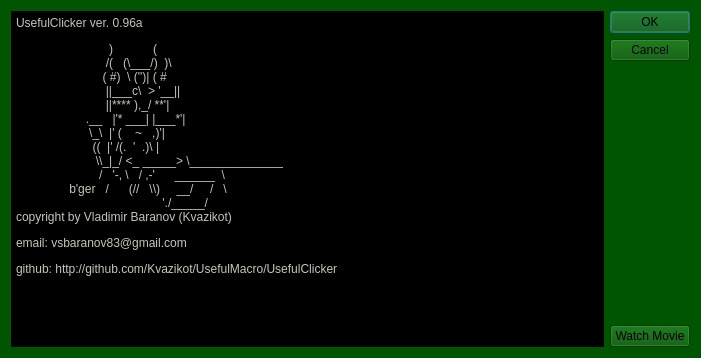
Before: the Qt Designer form UsefulClicker32/UsefulClicker32/ui/aboutbox.ui in Kvazikot/UsefulClicker, drawn with Qt 5.
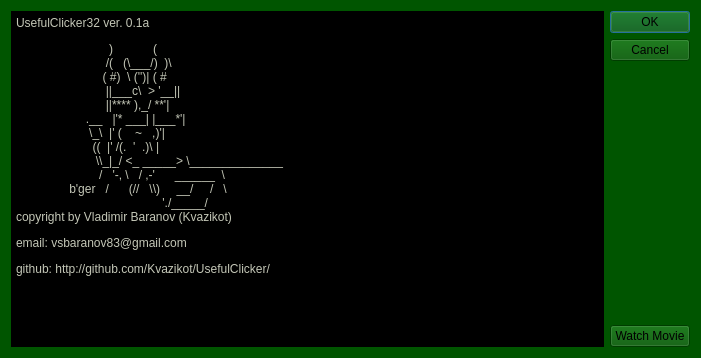
After: the same form once the commit is applied.

Patch:
```diff
--- a/UsefulClicker32/UsefulClicker32/ui/aboutbox.ui
+++ b/UsefulClicker32/UsefulClicker32/ui/aboutbox.ui
@@ -31,10 +31,10 @@
      </property>
      <property name="html">
       <string>&lt;!DOCTYPE HTML PUBLIC &quot;-//W3C//DTD HTML 4.0//EN&quot; &quot;http://www.w3.org/TR/REC-html40/strict.dtd&quot;&gt;
-&lt;html&gt;&lt;head&gt;&lt;meta name=&quot;qrichtext&quot; content=&quot;1&quot; /&gt;&lt;meta charset=&quot;utf-8&quot; /&gt;&lt;style type=&quot;text/css&quot;&gt;
+&lt;html&gt;&lt;head&gt;&lt;meta name=&quot;qrichtext&quot; content=&quot;1&quot; /&gt;&lt;style type=&quot;text/css&quot;&gt;
 p, li { white-space: pre-wrap; }
-&lt;/style&gt;&lt;/head&gt;&lt;body style=&quot; font-family:'Segoe UI'; font-size:7.2pt; font-weight:400; font-style:normal;&quot;&gt;
-&lt;p style=&quot; margin-top:0px; margin-bottom:0px; margin-left:0px; margin-right:0px; -qt-block-indent:0; text-indent:0px;&quot;&gt;&lt;span style=&quot; font-family:'Courier New'; font-size:9pt;&quot;&gt;UsefulClicker ver. 0.96a&lt;/span&gt;&lt;/p&gt;
+&lt;/style&gt;&lt;/head&gt;&lt;body style=&quot; font-family:'MS Shell Dlg 2'; font-size:8.25pt; font-weight:400; font-style:normal;&quot;&gt;
+&lt;p style=&quot; margin-top:0px; margin-bottom:0px; margin-left:0px; margin-right:0px; -qt-block-indent:0; text-indent:0px;&quot;&gt;&lt;span style=&quot; font-family:'Courier New'; font-size:9pt;&quot;&gt;UsefulClicker32 ver. 0.1a&lt;/span&gt;&lt;/p&gt;
 &lt;p style=&quot; margin-top:12px; margin-bottom:0px; margin-left:0px; margin-right:0px; -qt-block-indent:0; text-indent:0px;&quot;&gt;&lt;span style=&quot; font-family:'Courier New'; font-size:9pt;&quot;&gt;                            )            (&lt;/span&gt;&lt;/p&gt;
 &lt;p style=&quot; margin-top:0px; margin-bottom:0px; margin-left:0px; margin-right:0px; -qt-block-indent:0; text-indent:0px;&quot;&gt;&lt;span style=&quot; font-family:'Courier New'; font-size:9pt;&quot;&gt;                           /(   (\___/)  )\&lt;/span&gt;&lt;/p&gt;
 &lt;p style=&quot; margin-top:0px; margin-bottom:0px; margin-left:0px; margin-right:0px; -qt-block-indent:0; text-indent:0px;&quot;&gt;&lt;span style=&quot; font-family:'Courier New'; font-size:9pt;&quot;&gt;                          ( #)  \ ('')| ( #&lt;/span&gt;&lt;/p&gt;
@@ -49,8 +49,7 @@
 &lt;p style=&quot; margin-top:0px; margin-bottom:0px; margin-left:0px; margin-right:0px; -qt-block-indent:0; text-indent:0px;&quot;&gt;&lt;span style=&quot; font-family:'Courier New'; font-size:9pt;&quot;&gt;                                            './_____/&lt;/span&gt;&lt;/p&gt;
 &lt;p style=&quot; margin-top:0px; margin-bottom:12px; margin-left:0px; margin-right:0px; -qt-block-indent:0; text-indent:0px;&quot;&gt;&lt;span style=&quot; font-family:'Courier New'; font-size:9pt;&quot;&gt;copyright by Vladimir Baranov (Kvazikot)&lt;/span&gt;&lt;/p&gt;
 &lt;p style=&quot; margin-top:0px; margin-bottom:12px; margin-left:0px; margin-right:0px; -qt-block-indent:0; text-indent:0px;&quot;&gt;&lt;span style=&quot; font-family:'Courier New'; font-size:9pt;&quot;&gt;email: vsbaranov83@gmail.com&lt;/span&gt;&lt;/p&gt;
-&lt;p style=&quot; margin-top:0px; margin-bottom:12px; margin-left:0px; margin-right:0px; -qt-block-indent:0; text-indent:0px;&quot;&gt;&lt;span style=&quot; font-family:'Courier New'; font-size:9pt;&quot;&gt;github: http://github.com/Kvazikot/UsefulMacro/UsefulClicker&lt;/span&gt;&lt;/p&gt;
-&lt;p style=&quot;-qt-paragraph-type:empty; margin-top:0px; margin-bottom:12px; margin-left:0px; margin-right:0px; -qt-block-indent:0; text-indent:0px; font-family:'Courier New'; font-size:9pt;&quot;&gt;&lt;br /&gt;&lt;/p&gt;
+&lt;p style=&quot; margin-top:0px; margin-bottom:12px; margin-left:0px; margin-right:0px; -qt-block-indent:0; text-indent:0px;&quot;&gt;&lt;span style=&quot; font-family:'Courier New'; font-size:9pt;&quot;&gt;github: http://github.com/Kvazikot/UsefulClicker/&lt;/span&gt;&lt;/p&gt;
 &lt;p style=&quot;-qt-paragraph-type:empty; margin-top:0px; margin-bottom:12px; margin-left:0px; margin-right:0px; -qt-block-indent:0; text-indent:0px; font-family:'Courier New'; font-size:9pt;&quot;&gt;&lt;br /&gt;&lt;/p&gt;&lt;/body&gt;&lt;/html&gt;</string>
      </property>
     </widget>
```
